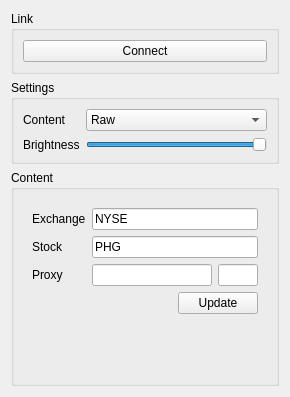
First picture: the form in host/gui/numled_main.ui, repository mauricetermeer/usbnumled, before the edit.
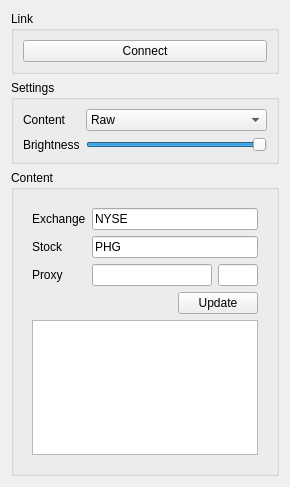
Second picture: the form after the edit.

Patch:
```diff
--- a/host/gui/numled_main.ui
+++ b/host/gui/numled_main.ui
@@ -7,7 +7,7 @@
     <x>0</x>
     <y>0</y>
     <width>290</width>
-    <height>397</height>
+    <height>487</height>
    </rect>
   </property>
   <property name="windowTitle">
@@ -272,7 +272,7 @@
             </item>
            </layout>
           </item>
-          <item row="4" column="1">
+          <item row="5" column="0">
            <spacer name="verticalSpacer_4">
             <property name="orientation">
              <enum>Qt::Vertical</enum>
@@ -285,6 +285,16 @@
             </property>
            </spacer>
           </item>
+          <item row="4" column="0" colspan="2">
+           <widget class="QTextEdit" name="textEditStockError">
+            <property name="readOnly">
+             <bool>true</bool>
+            </property>
+            <property name="acceptRichText">
+             <bool>false</bool>
+            </property>
+           </widget>
+          </item>
          </layout>
          <zorder>labelExchange</zorder>
          <zorder>lineEditExchange</zorder>
```
Left out of the diff: 9 changed lines with no effect on the pictures.
